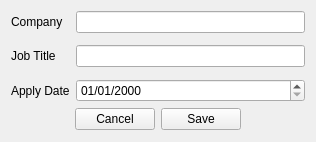
Qt form UI/edit_dialog.ui (FadiNahhas/JobApplicationTracker) before a commit.
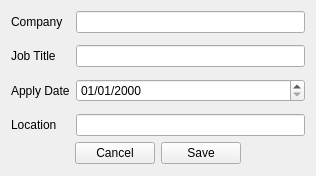
The same form after that commit.

What changed in the file:
```diff
--- a/UI/edit_dialog.ui
+++ b/UI/edit_dialog.ui
@@ -7,7 +7,7 @@
     <x>0</x>
     <y>0</y>
     <width>302</width>
-    <height>142</height>
+    <height>176</height>
    </rect>
   </property>
   <property name="windowTitle">
@@ -53,6 +53,16 @@
        </property>
       </widget>
      </item>
+     <item row="3" column="0">
+      <widget class="QLabel" name="locationLabel">
+       <property name="text">
+        <string>Location</string>
+       </property>
+      </widget>
+     </item>
+     <item row="3" column="1">
+      <widget class="QLineEdit" name="locationLineEdit"/>
+     </item>
     </layout>
    </item>
    <item>
```
